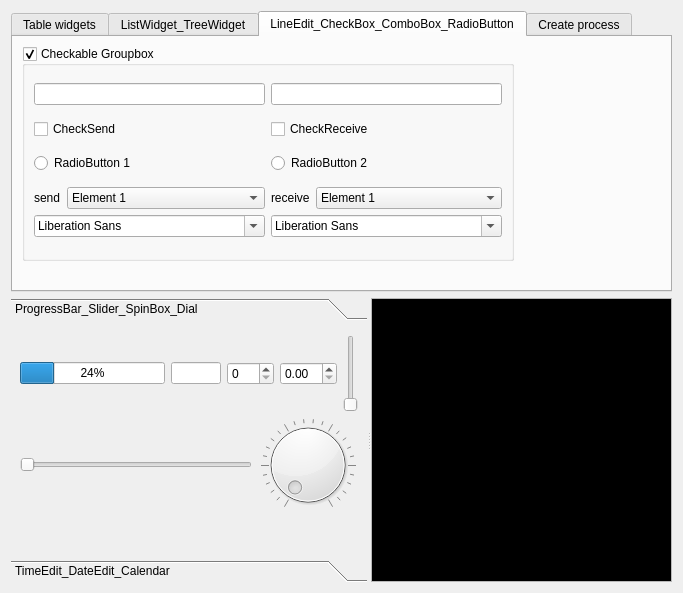
Before: the Qt Designer form ScriptCommunicator/exampleScripts/WorkerScripts/Gui/guiExample.ui in szieke/ScriptCommunicator_serial-terminal, drawn with Qt 5.
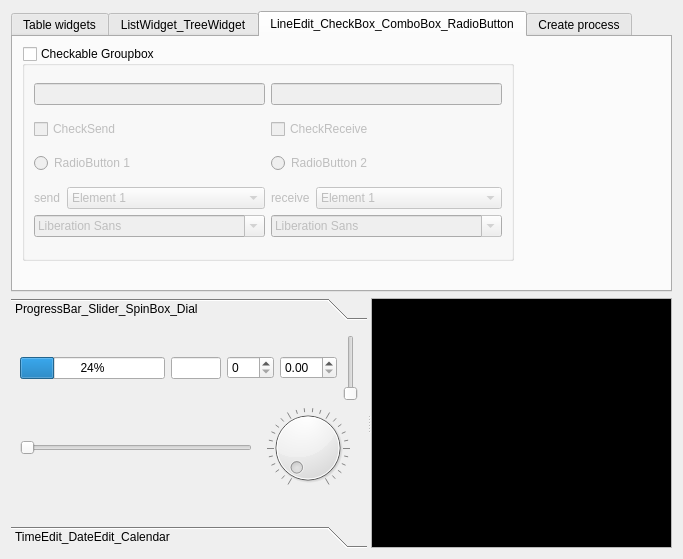
After: the same form once the commit is applied. The open tabs and pages were chosen to show the change.

Commit message: ScriptGroupBox. SetChecked, isChecked and checkBoxClickedSignal added

Patch:
```diff
--- a/ScriptCommunicator/exampleScripts/WorkerScripts/Gui/guiExample.ui
+++ b/ScriptCommunicator/exampleScripts/WorkerScripts/Gui/guiExample.ui
@@ -10,7 +10,7 @@
     <x>0</x>
     <y>0</y>
     <width>683</width>
-    <height>593</height>
+    <height>559</height>
    </rect>
   </property>
   <property name="focusPolicy">
@@ -174,6 +174,9 @@
          <property name="checkable">
           <bool>true</bool>
          </property>
+         <property name="checked">
+          <bool>false</bool>
+         </property>
          <layout class="QVBoxLayout" name="verticalLayout_4">
           <item>
            <layout class="QHBoxLayout" name="horizontalLayout">
@@ -392,7 +395,7 @@
          <x>0</x>
          <y>0</y>
          <width>393</width>
-         <height>245</height>
+         <height>211</height>
         </rect>
        </property>
        <attribute name="label">
```
Left out of the diff: 2 changed lines with no effect on the pictures.
